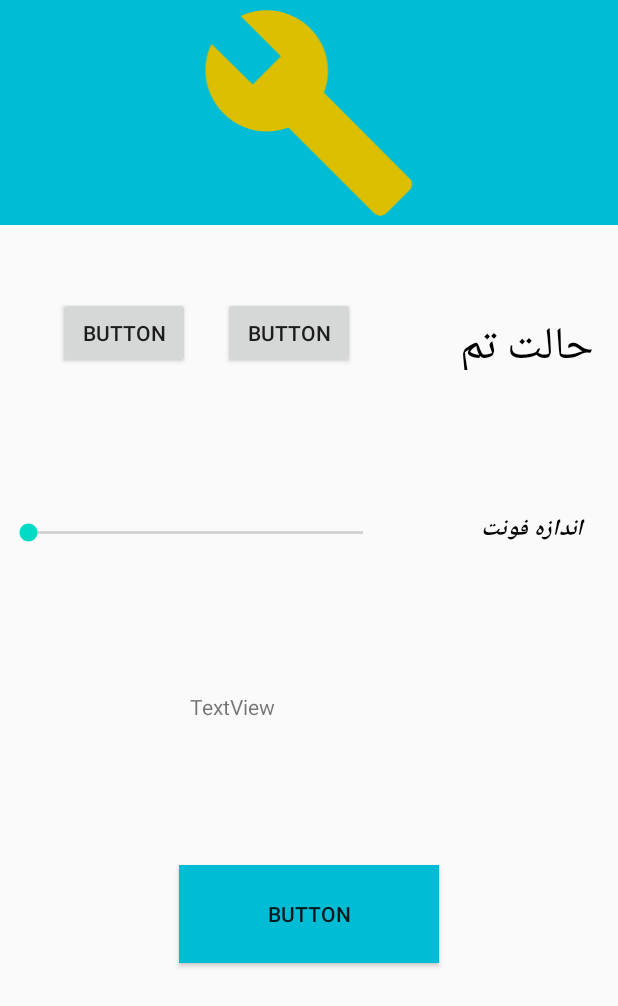
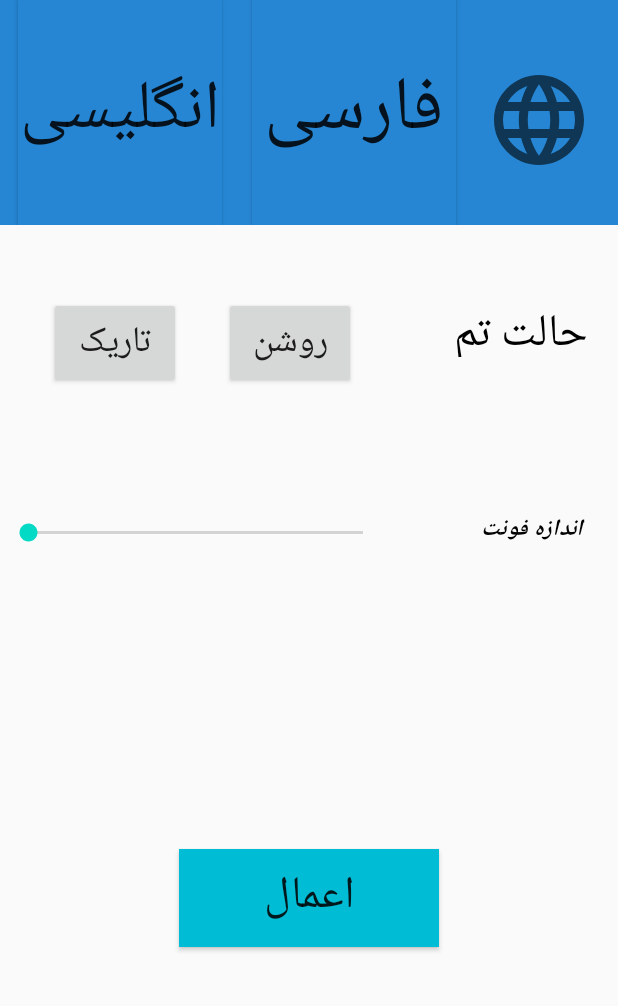
Before and after one commit to arshia2000/leitnary, an Android app: the layout setting.xml on its own in the app's theme, with its tools: preview values and no code run, on a phone screen of 412 x 824 dp. Shown: the top 1006 px of the screen. Run offline under Robolectric (Android 15) with nearby library versions, the phone set to English and light mode, and no system bars.

Commit message:
setting2

```diff
--- a/app/src/main/AndroidManifest.xml
+++ b/app/src/main/AndroidManifest.xml
@@ -15,14 +15,15 @@
         android:supportsRtl="true"
         android:theme="@style/AppTheme">
         <activity android:name=".ui.AddCard"></activity>
-        <activity android:name=".ui.Splash">
+        <activity android:name=".MainActivity">
             <intent-filter>
                 <action android:name="android.intent.action.MAIN" />
 
                 <category android:name="android.intent.category.LAUNCHER" />
             </intent-filter>
         </activity>
-        <activity android:name=".MainActivity"></activity>
+        <activity android:name=".ui.Splash"></activity>
+        <activity android:name=".ui.setting"></activity>
     </application>
 
 </manifest>
--- /dev/null
+++ b/app/src/main/java/com/avmhl/leitnary/sharedPreferences/Save.java
@@ -0,0 +1,13 @@
+package com.avmhl.leitnary.sharedPreferences;
+
+public class Save
+{
+    public static final String share = "share";
+    public static final String color_text = "color_text";
+    public static final String color_back = "color_back";
+    public static final String text_size = "text_size";
+    public static final String language = "language";
+
+
+
+}
--- a/app/src/main/java/com/avmhl/leitnary/ui/setting.java
+++ b/app/src/main/java/com/avmhl/leitnary/ui/setting.java
@@ -1,37 +1,66 @@
 package com.avmhl.leitnary.ui;
 
+import android.content.Intent;
+import android.content.SharedPreferences;
+import android.graphics.Color;
 import android.os.Bundle;
+import android.view.View;
+import android.widget.Button;
+import android.widget.SeekBar;
+import android.widget.TextView;
 
 import androidx.appcompat.app.AppCompatActivity;
 
 import com.avmhl.leitnary.R;
+import com.avmhl.leitnary.sharedPreferences.Save;
 
-public class setting extends AppCompatActivity
-{
+public class setting extends AppCompatActivity {
 
+    Button button1, button2, button3, button4, button5;
+    SeekBar seekBar;
+    TextView textView1, textView2;
 
     @Override
     protected void onCreate(Bundle savedInstanceState) {
         super.onCreate(savedInstanceState);
         setContentView(R.layout.setting);
-
-
+        inet();
 
 
     }
 
 
 
+    private void inet() {
+
+        textView1 = findViewById(R.id.text_halat);
+        textView2 = findViewById(R.id.text_font);
+        button1 = findViewById(R.id.btn_fa);
+        button2 = findViewById(R.id.btn_en);
+        button3 = findViewById(R.id.btn_darck);
+        button4 = findViewById(R.id.btn_whait);
+        button5 = findViewById(R.id.btn_apply);
+        seekBar = findViewById(R.id.seek);
+
+    }
 
 
+    public void en(View view) {
+    }
+    public void fa(View view) {
+    }
+
+    public void aplly(View view)
+    {
+        SharedPreferences share = getSharedPreferences ( "share",MODE_PRIVATE );
+        SharedPreferences.Editor edit = share.edit ();
+        edit.putString ( Save.color_text,"#000000" );
+        edit.putString ( Save.color_back,"#FFFFFF" );
+        edit.putString ( Save.text_size,"0");
+        edit.putString(Save.language,"persian");
+        edit.commit ();
 
 
-
-
-
-
-
-
-
+    }
 
 }
--- a/app/src/main/res/drawable/ic_baseline_build_24.xml
+++ b/app/src/main/res/drawable/ic_baseline_build_24.xml
@@ -1,4 +1,4 @@
-<vector android:height="24dp" android:tint="#DDBF02"
+<vector android:height="24dp" android:tint="#DD7302"
     android:viewportHeight="24" android:viewportWidth="24"
     android:width="24dp" xmlns:android="http://schemas.android.com/apk/res/android">
     <path android:fillColor="@android:color/white" android:pathData="M22.7,19l-9.1,-9.1c0.9,-2.3 0.4,-5 -1.5,-6.9 -2,-2 -5,-2.4 -7.4,-1.3L9,6 6,9 1.6,4.7C0.4,7.1 0.9,10.1 2.9,12.1c1.9,1.9 4.6,2.4 6.9,1.5l9.1,9.1c0.4,0.4 1,0.4 1.4,0l2.3,-2.3c0.5,-0.4 0.5,-1.1 0.1,-1.4z"/>
--- /dev/null
+++ b/app/src/main/res/drawable/ic_baseline_language_24.xml
@@ -0,0 +1,10 @@
+<vector xmlns:android="http://schemas.android.com/apk/res/android"
+    android:width="24dp"
+    android:height="24dp"
+    android:viewportWidth="24"
+    android:viewportHeight="24"
+    android:tint="?attr/colorControlNormal">
+  <path
+      android:fillColor="@android:color/white"
+      android:pathData="M11.99,2C6.47,2 2,6.48 2,12s4.47,10 9.99,10C17.52,22 22,17.52 22,12S17.52,2 11.99,2zM18.92,8h-2.95c-0.32,-1.25 -0.78,-2.45 -1.38,-3.56 1.84,0.63 3.37,1.91 4.33,3.56zM12,4.04c0.83,1.2 1.48,2.53 1.91,3.96h-3.82c0.43,-1.43 1.08,-2.76 1.91,-3.96zM4.26,14C4.1,13.36 4,12.69 4,12s0.1,-1.36 0.26,-2h3.38c-0.08,0.66 -0.14,1.32 -0.14,2 0,0.68 0.06,1.34 0.14,2L4.26,14zM5.08,16h2.95c0.32,1.25 0.78,2.45 1.38,3.56 -1.84,-0.63 -3.37,-1.9 -4.33,-3.56zM8.03,8L5.08,8c0.96,-1.66 2.49,-2.93 4.33,-3.56C8.81,5.55 8.35,6.75 8.03,8zM12,19.96c-0.83,-1.2 -1.48,-2.53 -1.91,-3.96h3.82c-0.43,1.43 -1.08,2.76 -1.91,3.96zM14.34,14L9.66,14c-0.09,-0.66 -0.16,-1.32 -0.16,-2 0,-0.68 0.07,-1.35 0.16,-2h4.68c0.09,0.65 0.16,1.32 0.16,2 0,0.68 -0.07,1.34 -0.16,2zM14.59,19.56c0.6,-1.11 1.06,-2.31 1.38,-3.56h2.95c-0.96,1.65 -2.49,2.93 -4.33,3.56zM16.36,14c0.08,-0.66 0.14,-1.32 0.14,-2 0,-0.68 -0.06,-1.34 -0.14,-2h3.38c0.16,0.64 0.26,1.31 0.26,2s-0.1,1.36 -0.26,2h-3.38z"/>
+</vector>
--- a/app/src/main/res/layout/setting.xml
+++ b/app/src/main/res/layout/setting.xml
@@ -4,28 +4,68 @@
     xmlns:app="http://schemas.android.com/apk/res-auto"
     xmlns:tools="http://schemas.android.com/tools"
     android:layout_width="match_parent"
-    android:layout_height="match_parent">
+    android:layout_height="match_parent"
+
+
+    >
 
     <androidx.constraintlayout.widget.ConstraintLayout
         android:id="@+id/constraintLayout"
         android:layout_width="match_parent"
         android:layout_height="150dp"
-        android:background="#00BCD4"
+        android:background="#2686D3"
         tools:ignore="MissingConstraints"
         tools:layout_editor_absoluteX="0dp"
         tools:layout_editor_absoluteY="2dp">
 
+
+        <Button
+            android:onClick="en"
+            android:id="@+id/btn_en"
+            android:layout_width="136dp"
+            android:layout_height="match_parent"
+            android:background="#2686D3"
+            android:text="انگلیسی"
+
+            android:textSize="45dp"
+            app:layout_constraintBottom_toBottomOf="parent"
+            app:layout_constraintEnd_toStartOf="@+id/btn_fa"
+            app:layout_constraintHorizontal_bias="0.377"
+            app:layout_constraintStart_toStartOf="parent"
+            app:layout_constraintTop_toTopOf="parent"
+            app:layout_constraintVertical_bias="0.602" />
+
+        <Button
+            android:onClick="fa"
+            android:id="@+id/btn_fa"
+            android:layout_width="136dp"
+            android:layout_height="match_parent"
+            android:layout_marginEnd="108dp"
+            android:background="#2686D3"
+            android:text="فارسی"
+            android:textSize="50dp"
+            app:layout_constraintBottom_toBottomOf="parent"
+            app:layout_constraintEnd_toEndOf="parent"
+            app:layout_constraintTop_toTopOf="parent"
+            app:layout_constraintVertical_bias="0.506" />
+
         <ImageView
-            android:id="@+id/imageView2"
-            android:layout_width="match_parent"
-            android:layout_height="match_parent"
-            app:srcCompat="@drawable/ic_baseline_build_24"
-            tools:layout_editor_absoluteX="126dp"
-            tools:layout_editor_absoluteY="8dp" />
+            android:id="@+id/image_la"
+            android:layout_width="72dp"
+            android:layout_height="88dp"
+            app:layout_constraintBottom_toBottomOf="parent"
+            app:layout_constraintEnd_toEndOf="parent"
+            app:layout_constraintHorizontal_bias="0.542"
+            app:layout_constraintStart_toEndOf="@+id/btn_fa"
+            app:layout_constraintTop_toTopOf="parent"
+            app:layout_constraintVertical_bias="0.578"
+            app:srcCompat="@drawable/ic_baseline_language_24" />
     </androidx.constraintlayout.widget.ConstraintLayout>
 
     <SeekBar
-        android:id="@+id/seekBar3"
+        android:layout_alignParentLeft="true"
+        android:layout_alignParentTop="true"
+        android:id="@+id/seek"
         android:layout_width="255dp"
         android:layout_height="35dp"
         android:layout_marginTop="188dp"
@@ -37,7 +77,7 @@
         app:layout_constraintVertical_bias="0.0" />
 
     <TextView
-        android:id="@+id/textView"
+        android:id="@+id/text_font"
         android:layout_width="82dp"
         android:layout_height="39dp"
         android:layout_marginStart="52dp"
@@ -51,70 +91,64 @@
         app:layout_constraintBottom_toBottomOf="parent"
         app:layout_constraintEnd_toEndOf="parent"
         app:layout_constraintHorizontal_bias="0.0"
-        app:layout_constraintStart_toEndOf="@+id/seekBar3"
+        app:layout_constraintStart_toEndOf="@+id/seek"
         app:layout_constraintTop_toBottomOf="@+id/constraintLayout"
         app:layout_constraintVertical_bias="0.013" />
 
-    <TextView
-        android:id="@+id/textView2"
-        android:layout_width="146dp"
-        android:layout_height="27dp"
-        android:layout_marginTop="64dp"
-        android:text="TextView"
-        app:layout_constraintBottom_toBottomOf="parent"
-        app:layout_constraintEnd_toEndOf="parent"
-        app:layout_constraintHorizontal_bias="0.475"
-        app:layout_constraintStart_toStartOf="parent"
-        app:layout_constraintTop_toBottomOf="@+id/seekBar3"
-        app:layout_constraintVertical_bias="0.067" />
-
     <Button
-        android:id="@+id/button"
+        android:id="@+id/btn_apply"
         android:layout_width="173dp"
         android:layout_height="65dp"
         android:background="#00BCD4"
-        android:text="Button"
+        android:onClick="aplly"
+        android:text="اعمال"
+        android:textSize="30sp"
         app:layout_constraintBottom_toBottomOf="parent"
         app:layout_constraintEnd_toEndOf="parent"
         app:layout_constraintStart_toStartOf="parent"
-        app:layout_constraintTop_toBottomOf="@+id/textView2"
-        app:layout_constraintVertical_bias="0.325" />
+        app:layout_constraintTop_toBottomOf="@+id/seek" />
 
     <TextView
-        android:textSize="30sp"
-        android:textColor="#000000"
-        android:id="@+id/textView3"
+        android:id="@+id/text_halat"
         android:layout_width="99dp"
         android:layout_height="40dp"
         android:text="حالت تم"
-        app:layout_constraintBottom_toTopOf="@+id/textView"
+        android:textColor="#000000"
+        android:textSize="30sp"
+        app:layout_constraintBottom_toTopOf="@+id/text_font"
         app:layout_constraintEnd_toEndOf="parent"
-        app:layout_constraintHorizontal_bias="0.948"
+        app:layout_constraintHorizontal_bias="0.935"
         app:layout_constraintStart_toStartOf="parent"
         app:layout_constraintTop_toBottomOf="@+id/constraintLayout"
-        app:layout_constraintVertical_bias="0.378" />
+        app:layout_constraintVertical_bias="0.322" />
 
     <Button
-        android:id="@+id/button2"
+        android:id="@+id/btn_whait"
         android:layout_width="wrap_content"
         android:layout_height="wrap_content"
         android:layout_marginTop="48dp"
-        android:text="Button"
-        app:layout_constraintEnd_toStartOf="@+id/textView3"
-        app:layout_constraintHorizontal_bias="0.711"
+        android:text="روشن"
+        android:textSize="24sp"
+        app:layout_constraintBottom_toBottomOf="parent"
+        app:layout_constraintEnd_toStartOf="@+id/text_halat"
+        app:layout_constraintHorizontal_bias="0.731"
         app:layout_constraintStart_toStartOf="parent"
-        app:layout_constraintTop_toBottomOf="@+id/constraintLayout" />
+        app:layout_constraintTop_toBottomOf="@+id/constraintLayout"
+        app:layout_constraintVertical_bias="0.0" />
 
     <Button
-        android:id="@+id/button3"
+        android:id="@+id/btn_darck"
         android:layout_width="wrap_content"
         android:layout_height="wrap_content"
         android:layout_marginTop="48dp"
-        android:text="Button"
-        app:layout_constraintEnd_toStartOf="@+id/button2"
-        app:layout_constraintHorizontal_bias="0.633"
+        android:text="تاریک"
+        android:textSize="24sp"
+        app:layout_constraintBottom_toBottomOf="parent"
+        app:layout_constraintEnd_toStartOf="@+id/btn_whait"
+        app:layout_constraintHorizontal_bias="0.534"
         app:layout_constraintStart_toStartOf="parent"
-        app:layout_constraintTop_toBottomOf="@+id/constraintLayout" />
+        app:layout_constraintTop_toBottomOf="@+id/constraintLayout"
+        app:layout_constraintVertical_bias="0.0" />
 
 
 </androidx.constraintlayout.widget.ConstraintLayout>
```
